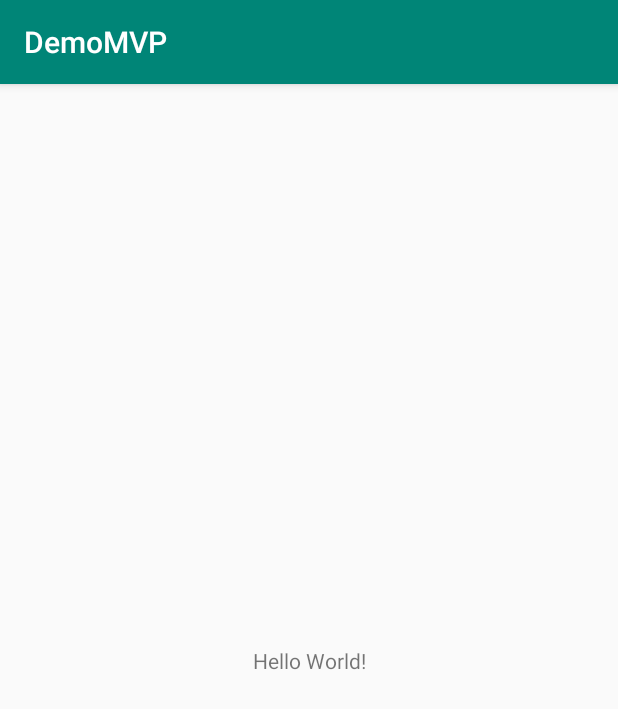
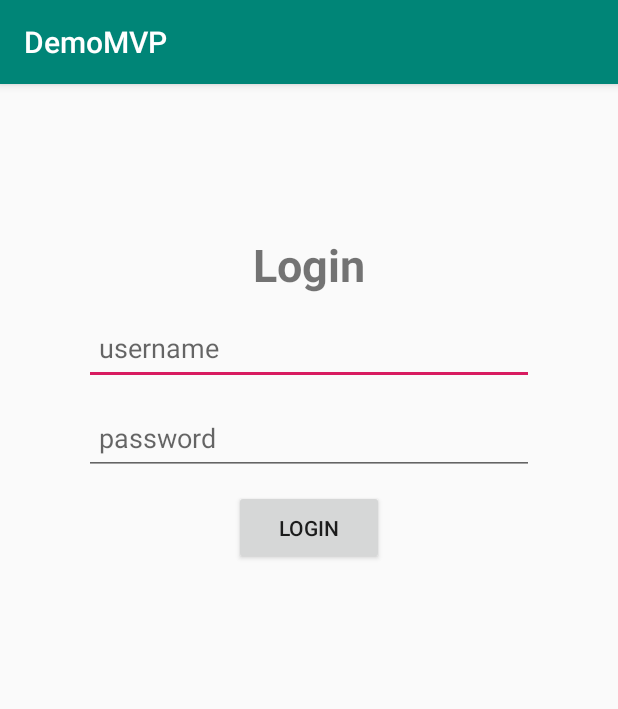
Before and after one commit to quyetcuong240797/DemoMVP, an Android app: the screen it shows after launch (MainActivity), on a phone screen of 412 x 824 dp. Shown: the top 709 px of the screen. Run offline under Robolectric (Android 15) with nearby library versions, the phone set to English and light mode, and no system bars.

Commit message:
demo mvp

```diff
--- a/app/src/main/AndroidManifest.xml
+++ b/app/src/main/AndroidManifest.xml
@@ -9,7 +9,8 @@
         android:roundIcon="@mipmap/ic_launcher_round"
         android:supportsRtl="true"
         android:theme="@style/AppTheme">
-        <activity android:name=".MainActivity">
+        <activity android:name=".view.SecondActivity"></activity>
+        <activity android:name=".view.MainActivity">
             <intent-filter>
                 <action android:name="android.intent.action.MAIN" />
 
--- /dev/null
+++ b/app/src/main/java/com/example/demomvp/model/ModelReponsePresenterLisener.java
@@ -0,0 +1,6 @@
+package com.example.demomvp.model;
+
+public interface ModelReponsePresenterLisener {
+    void onLoginSuccess();
+    void onLoginFail();
+}
--- /dev/null
+++ b/app/src/main/java/com/example/demomvp/presenter/PresenterLogin.java
@@ -0,0 +1,29 @@
+package com.example.demomvp.presenter;
+
+import com.example.demomvp.model.ModelLogin;
+import com.example.demomvp.model.ModelReponsePresenterLisener;
+import com.example.demomvp.view.ViewLoginListener;
+
+public class PresenterLogin implements ModelReponsePresenterLisener {
+    private ViewLoginListener callback;
+    private ModelLogin modelLogin;
+
+    public PresenterLogin(ViewLoginListener callback) {
+        this.callback = callback;
+    }
+
+    public void receiveRequireLogin(String username, String password) {
+        modelLogin = new ModelLogin(this);
+        modelLogin.handleLogin(username, password);
+    }
+
+    @Override
+    public void onLoginSuccess() {
+        callback.onLoginSuccess();
+    }
+
+    @Override
+    public void onLoginFail() {
+        callback.onLoginFail();
+    }
+}
--- /dev/null
+++ b/app/src/main/java/com/example/demomvp/view/MainActivity.java
@@ -0,0 +1,59 @@
+package com.example.demomvp.view;
+
+import android.content.Intent;
+import android.support.v7.app.AppCompatActivity;
+import android.os.Bundle;
+import android.view.View;
+import android.widget.Button;
+import android.widget.EditText;
+import android.widget.Toast;
+
+import com.example.demomvp.R;
+import com.example.demomvp.presenter.PresenterLogin;
+
+public class MainActivity extends AppCompatActivity implements View.OnClickListener, ViewLoginListener {
+    private String username;
+    private String password;
+    private EditText edt_username;
+    private EditText edt_password;
+    private Button btnLogin;
+    private PresenterLogin presenterLogin;
+
+
+    @Override
+    protected void onCreate(Bundle savedInstanceState) {
+        super.onCreate(savedInstanceState);
+        setContentView(R.layout.activity_main);
+        initViews();
+    }
+
+    private void initViews() {
+        edt_username = findViewById(R.id.edt_username);
+        edt_password = findViewById(R.id.edt_password);
+        btnLogin = findViewById(R.id.btn_login);
+        presenterLogin = new PresenterLogin(this);
+        btnLogin.setOnClickListener(this);
+    }
+
+    @Override
+    public void onClick(View v) {
+        switch (v.getId()) {
+            case R.id.btn_login:
+                username = edt_username.getText().toString();
+                password = edt_password.getText().toString();
+                presenterLogin.receiveRequireLogin(username, password);
+                break;
+        }
+    }
+
+    @Override
+    public void onLoginSuccess() {
+        Intent intent = new Intent(MainActivity.this, SecondActivity.class);
+        startActivity(intent);
+    }
+
+    @Override
+    public void onLoginFail() {
+        Toast.makeText(this, "Login Fail", Toast.LENGTH_SHORT).show();
+    }
+}
--- a/app/src/main/java/com/example/demomvp/MainActivity.java
+++ b/app/src/main/java/com/example/demomvp/view/SecondActivity.java
@@ -1,13 +1,15 @@
-package com.example.demomvp;
+package com.example.demomvp.view;
 
 import android.support.v7.app.AppCompatActivity;
 import android.os.Bundle;
 
-public class MainActivity extends AppCompatActivity {
+import com.example.demomvp.R;
+
+public class SecondActivity extends AppCompatActivity {
 
     @Override
     protected void onCreate(Bundle savedInstanceState) {
         super.onCreate(savedInstanceState);
-        setContentView(R.layout.activity_main);
+        setContentView(R.layout.activity_second);
     }
 }
--- /dev/null
+++ b/app/src/main/java/com/example/demomvp/view/ViewLoginListener.java
@@ -0,0 +1,7 @@
+package com.example.demomvp.view;
+
+public interface ViewLoginListener {
+    void onLoginSuccess();
+    void onLoginFail();
+
+}
--- a/app/src/main/res/layout/activity_main.xml
+++ b/app/src/main/res/layout/activity_main.xml
@@ -4,15 +4,54 @@
     xmlns:tools="http://schemas.android.com/tools"
     android:layout_width="match_parent"
     android:layout_height="match_parent"
-    tools:context=".MainActivity">
+    tools:context=".view.MainActivity">
 
     <TextView
+        android:id="@+id/tv_logologin"
         android:layout_width="wrap_content"
         android:layout_height="wrap_content"
-        android:text="Hello World!"
-        app:layout_constraintBottom_toBottomOf="parent"
+        android:layout_marginTop="100dp"
+        android:text="Login"
+        android:textSize="30sp"
+        android:textStyle="bold"
         app:layout_constraintLeft_toLeftOf="parent"
         app:layout_constraintRight_toRightOf="parent"
-        app:layout_constraintTop_toTopOf="parent" />
+        app:layout_constraintTop_toTopOf="parent"
+        tools:ignore="MissingConstraints" />
+
+    <EditText
+        android:id="@+id/edt_username"
+        android:layout_width="300dp"
+        android:layout_height="50dp"
+        android:layout_marginTop="10dp"
+        android:hint="username"
+        android:padding="10dp"
+        app:layout_constraintLeft_toLeftOf="parent"
+        app:layout_constraintRight_toRightOf="parent"
+        app:layout_constraintTop_toBottomOf="@id/tv_logologin"
+        tools:ignore="MissingConstraints" />
+
+    <EditText
+        android:id="@+id/edt_password"
+        android:layout_width="300dp"
+        android:layout_height="50dp"
+        android:layout_marginTop="10dp"
+        android:hint="password"
+        android:padding="10dp"
+        app:layout_constraintLeft_toLeftOf="parent"
+        app:layout_constraintRight_toRightOf="parent"
+        app:layout_constraintTop_toBottomOf="@id/edt_username"
+        tools:ignore="MissingConstraints" />
+
+    <Button
+        android:id="@+id/btn_login"
+        android:layout_width="100dp"
+        android:layout_height="50dp"
+        android:text="Login"
+        app:layout_constraintLeft_toLeftOf="parent"
+        app:layout_constraintRight_toRightOf="parent"
+        app:layout_constraintTop_toBottomOf="@id/edt_password"
+        android:layout_marginTop="10dp"
+        tools:ignore="MissingConstraints" />
 
 </android.support.constraint.ConstraintLayout>
```
Also changed, not shown: app/src/main/java/com/example/demomvp/model/ModelLogin.java (added, +17 -0 lines), app/src/main/res/layout/activity_second.xml (added, +20 -0 lines).
